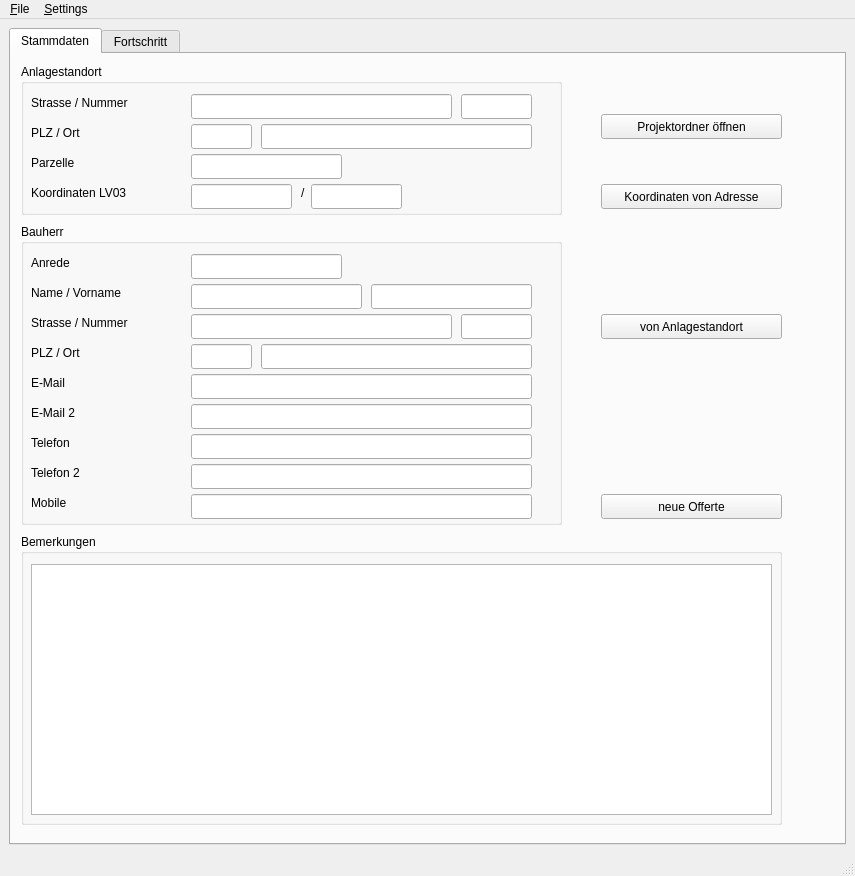
Before: the Qt Designer form Ui/SolarProject.ui in GnuSolar/GnuSolar, drawn with Qt 5.
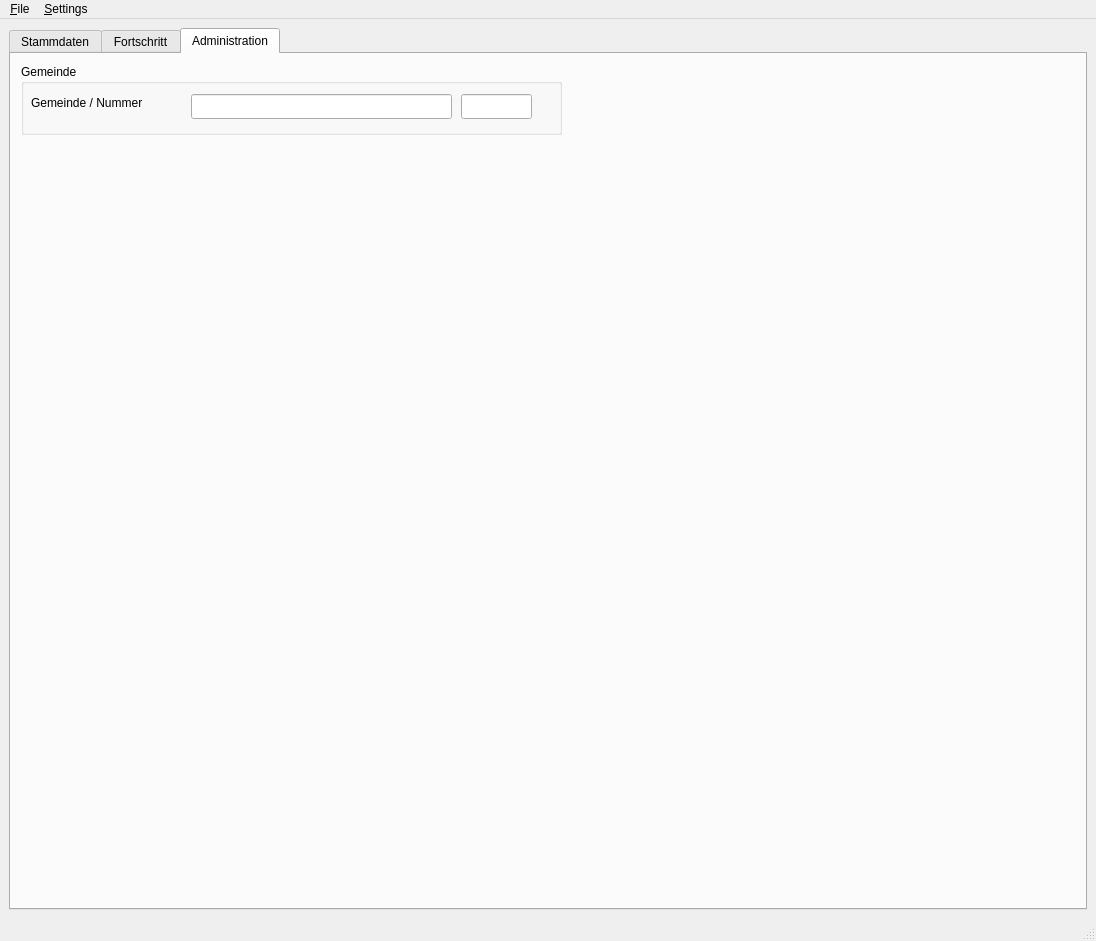
After: the same form once the commit is applied. The open tabs and pages were chosen to show the change.

Commit message: Add Municipality to model and UI.

Diff of the .ui file:
```diff
--- a/Ui/SolarProject.ui
+++ b/Ui/SolarProject.ui
@@ -6,8 +6,8 @@
    <rect>
     <x>0</x>
     <y>0</y>
-    <width>855</width>
-    <height>876</height>
+    <width>1096</width>
+    <height>941</height>
    </rect>
   </property>
   <property name="windowTitle">
@@ -26,6 +26,9 @@
    <layout class="QHBoxLayout" name="horizontalLayout">
     <item>
      <widget class="QTabWidget" name="tabWidget">
+      <property name="enabled">
+       <bool>true</bool>
+      </property>
       <property name="currentIndex">
        <number>0</number>
       </property>
@@ -39,7 +42,7 @@
           <x>10</x>
           <y>10</y>
           <width>541</width>
-          <height>151</height>
+          <height>161</height>
          </rect>
         </property>
         <property name="title">
@@ -152,7 +155,7 @@
           <rect>
            <x>170</x>
            <y>120</y>
-           <width>101</width>
+           <width>121</width>
            <height>25</height>
           </rect>
          </property>
@@ -160,9 +163,9 @@
         <widget class="QLineEdit" name="pvp_plantLocation_swissGridY">
          <property name="geometry">
           <rect>
-           <x>290</x>
+           <x>310</x>
            <y>120</y>
-           <width>91</width>
+           <width>121</width>
            <height>25</height>
           </rect>
          </property>
@@ -170,7 +173,7 @@
         <widget class="QLabel" name="label_20">
          <property name="geometry">
           <rect>
-           <x>280</x>
+           <x>300</x>
            <y>120</y>
            <width>21</width>
            <height>17</height>
@@ -185,7 +188,7 @@
         <property name="geometry">
          <rect>
           <x>10</x>
-          <y>170</y>
+          <y>180</y>
           <width>541</width>
           <height>301</height>
          </rect>
@@ -435,7 +438,7 @@
         <property name="geometry">
          <rect>
           <x>10</x>
-          <y>480</y>
+          <y>490</y>
           <width>761</width>
           <height>291</height>
          </rect>
@@ -471,7 +474,7 @@
         <property name="geometry">
          <rect>
           <x>590</x>
-          <y>260</y>
+          <y>270</y>
           <width>181</width>
           <height>25</height>
          </rect>
@@ -1238,6 +1241,69 @@
         </widget>
        </widget>
       </widget>
+      <widget class="QWidget" name="tab">
+       <attribute name="title">
+        <string>Administration</string>
+       </attribute>
+       <widget class="QGroupBox" name="groupBox_3">
+        <property name="geometry">
+         <rect>
+          <x>10</x>
+          <y>10</y>
+          <width>541</width>
+          <height>71</height>
+         </rect>
+        </property>
+        <property name="title">
+         <string>Gemeinde</string>
+        </property>
+        <widget class="QLabel" name="label_16">
+         <property name="geometry">
+          <rect>
+           <x>10</x>
+           <y>30</y>
+           <width>141</width>
+           <height>17</height>
+          </rect>
+         </property>
+         <property name="text">
+          <string>Gemeinde / Nummer</string>
+         </property>
+        </widget>
+        <widget class="QLineEdit" name="pvp_plantLocation_municipality_name">
+         <property name="geometry">
+          <rect>
+           <x>170</x>
+           <y>30</y>
+           <width>261</width>
+           <height>25</height>
+          </rect>
+         </property>
+         <property name="text">
+          <string/>
+         </property>
+         <property name="readOnly">
+          <bool>false</bool>
+         </property>
+        </widget>
+        <widget class="QLineEdit" name="pvp_plantLocation_municipality_code">
+         <property name="geometry">
+          <rect>
+           <x>440</x>
+           <y>30</y>
+           <width>71</width>
+           <height>25</height>
+          </rect>
+         </property>
+         <property name="text">
+          <string/>
+         </property>
+         <property name="readOnly">
+          <bool>false</bool>
+         </property>
+        </widget>
+       </widget>
+      </widget>
      </widget>
     </item>
    </layout>
@@ -1247,8 +1313,8 @@
     <rect>
      <x>0</x>
      <y>0</y>
-     <width>855</width>
-     <height>20</height>
+     <width>1096</width>
+     <height>24</height>
     </rect>
    </property>
    <widget class="QMenu" name="menu_File">
```
The commit also changes 3 other files.
